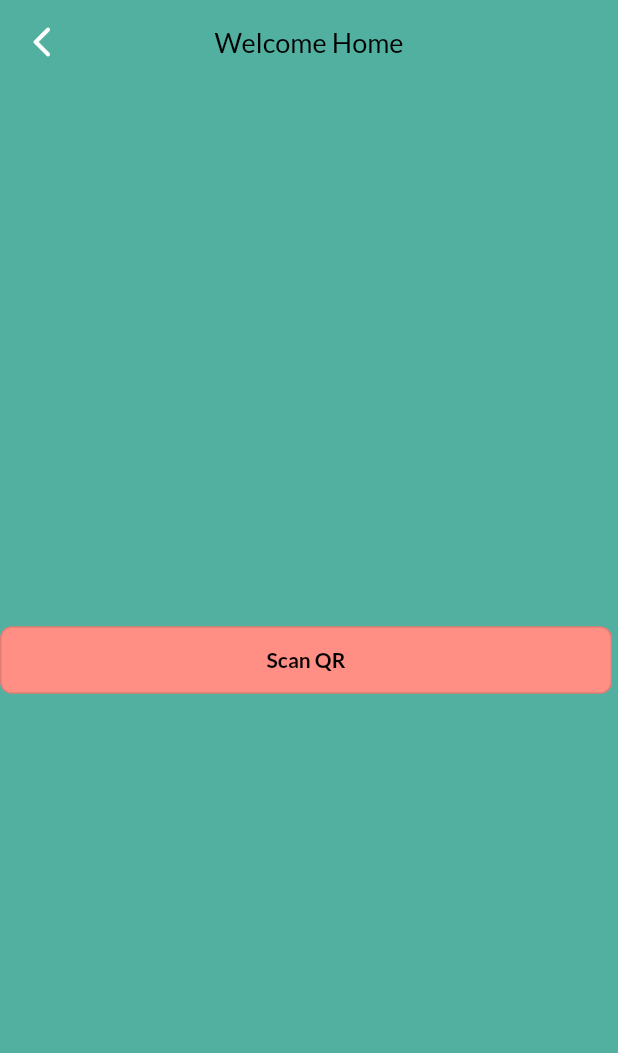
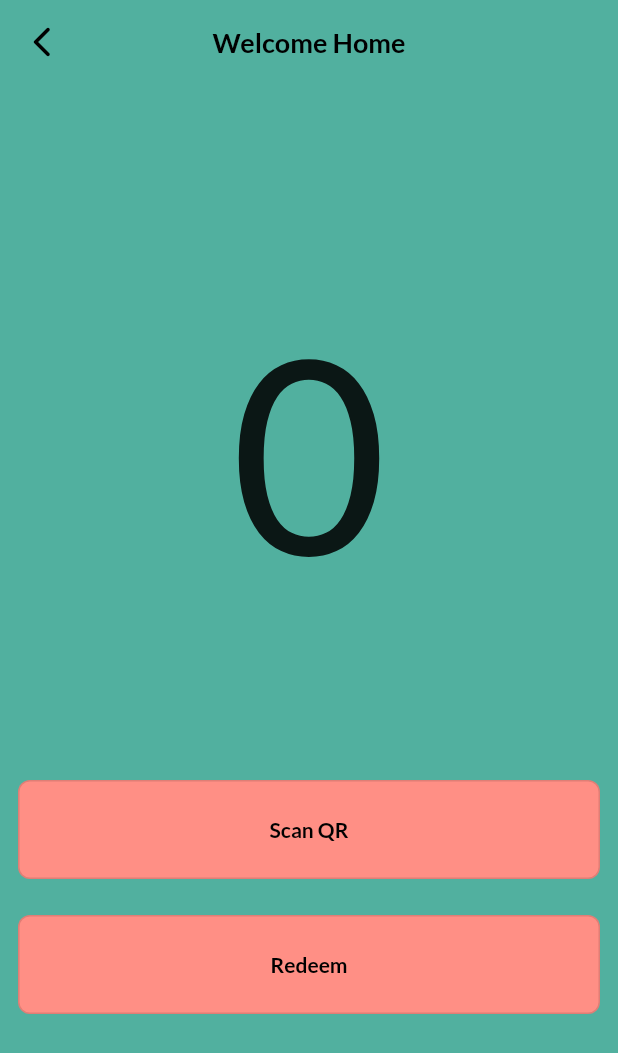
Before and after one commit to M-ahmad88/pak-ssaf, a Flutter app: the MainHomeScreen screen opened directly, on a phone screen of 412 x 824 dp. Shown: the top 1053 px of the screen. Run offline on Flutter 3.47's test engine with Material 2 defaults, Android fonts, the phone set to English and light mode, and no system bars; our stand-ins replace connectivity_plus, firebase_auth, firebase_core, firebase_database, flutter_phoenix, flutter_svg and 4 more; missing offline and left inert: assorted_layout_widgets, dart:ffi, flutter_foreground_task, flutter_keyboard_size, qr_code_scanner; accounts and stored records are empty.

Commit message:
counter added on main screen

```diff
--- a/lib/common/password_field_widget.dart
+++ b/lib/common/password_field_widget.dart
@@ -77,6 +77,7 @@ class _PasswordFieldWidgetState extends State<PasswordFieldWidget> {
                       _isHidden
                           ? Icons.visibility_off_outlined
                           : Icons.visibility_outlined,
+                      color: Colors.black,
                     ),
                     onPressed: () {
                       _togglePasswordView();
--- a/lib/common/scaffold_app_bar.dart
+++ b/lib/common/scaffold_app_bar.dart
@@ -7,15 +7,15 @@ AppBar scaffoldAppBar(BuildContext context, String heading,
       centerTitle: true,
       title: Text(heading,
           style:
-              const TextStyle(fontSize: 18, color: ThemeColor.textWhiteColor)),
+              const TextStyle(fontSize: 18, color: ThemeColor.textWhiteColor, fontWeight: FontWeight.bold)),
       backgroundColor: ThemeColor.secondaryColor,
       elevation: 0,
       leading: popUp ?  IconButton(
         onPressed: () {
           popUp ? Navigator.pop(context) : null;
         },
-        icon: const Icon(Icons.arrow_back_ios_new_rounded),
+        icon: const Icon(Icons.arrow_back_ios_new_rounded, color: Colors.black,),
       ) :
-          const Icon(Icons.arrow_back_ios_new_rounded)
+          const Icon(Icons.arrow_back_ios_new_rounded, color: Colors.black,)
   );
 }
--- a/lib/screens/login_screen/login_screen.dart
+++ b/lib/screens/login_screen/login_screen.dart
@@ -4,6 +4,7 @@ import 'package:flutter/cupertino.dart';
 import 'package:flutter/gestures.dart';
 import 'package:flutter/material.dart';
 import 'package:fluttertoast/fluttertoast.dart';
+import 'package:pak_saaf/common/AssistantMethods.dart';
 import 'package:pak_saaf/screens/main_bottom_nav/main_home_screen.dart';
 import '../../common/button_widget.dart';
 import '../../common/checkbox_widget.dart';
@@ -155,6 +156,7 @@ class _LoginScreenState extends State<LoginScreen> {
                       }),
                   ButtonWidgets.textButton(
                       text: Strings.forgot_password,
+
                       voidCallback: () {
                         Navigator.push(
                             context,
@@ -197,11 +199,11 @@ class _LoginScreenState extends State<LoginScreen> {
                           TextSpan(
                             text: Strings.dont_have_account,
                             style: TextViews
-                                .txtLatoRegular12textSecondaryColor1,
+                                .txtLatoRegular14Secondary,
                           ),
                           TextSpan(
                               text: Strings.sign_up,
-                              style: TextViews.txtLato12Primary,
+                              style: TextViews.txtLatoBold12Primary.copyWith(fontSize: 16),
                               recognizer: TapGestureRecognizer()
                                 ..onTap = () {
                                   Navigator.pushReplacement(
--- a/lib/screens/main_bottom_nav/main_home_screen.dart
+++ b/lib/screens/main_bottom_nav/main_home_screen.dart
@@ -1,6 +1,10 @@
+import 'package:firebase_auth/firebase_auth.dart';
+import 'package:firebase_database/firebase_database.dart';
 import 'package:flutter/material.dart';
 import 'package:pak_saaf/common/button_widget.dart';
 import 'package:pak_saaf/common/scaffold_app_bar.dart';
+import 'package:pak_saaf/models/userModel.dart';
+import 'package:pak_saaf/utils/global.dart';
 import '../../common/custom_animation.dart';
 import '../../../string_en.dart';
 import '../qr_scanner/qr_scan_screen.dart';
@@ -24,25 +28,49 @@ class _MainHomeScreenState extends State<MainHomeScreen> {
 
   @override
   Widget build(BuildContext context) {
+
+    /*var points = userModelCurrentInfo!.points;*/
     return Scaffold(
       appBar: scaffoldAppBar(context, Strings.welcome_home),
       resizeToAvoidBottomInset: true,
-      body: Center(
-        child: Column(
+      body: Column(
         mainAxisAlignment: MainAxisAlignment.center,
         children: [
 
-            SizedBox(height: 0.0),
-            ButtonWidgets.outlinedButton(
+
+          Text(result != null ? result!.code.toString() : "0",   style: TextStyle(fontSize: 180), ),
+
+         /* Text(userModelCurrentInfo!.points.toString(), style: TextStyle(fontSize: 180), ),*/
+
+          SizedBox(height: 100,),
+          Container(
+            height: 90,
+            child: Expanded(
+              child:   ButtonWidgets.outlinedButton(
                   radius: 8,
                   text: Strings.scan_me,
-                edgeInsets: const EdgeInsets.only(right: 4),
+                  edgeInsets: const EdgeInsets.all(12),
                   voidCallback: () {
                     Navigator.of(context).push(bottomToTop(QRScanScreen()));
                   }),
+            ),
+          ),
+          Container(
+            height: 90,
+            child: Expanded(
+              child:   ButtonWidgets.outlinedButton(
+                  radius: 8,
+                  text: Strings.redeem,
+                  edgeInsets: const EdgeInsets.all(12),
+                  voidCallback: () {
+                    Navigator.of(context).push(bottomToTop(QRScanScreen()));
+                  }),
+            ),
+          )
         ],
-        ),
       ),
     );
   }
+
+
 }
--- a/lib/screens/qr_scanner/qr_scan_screen.dart
+++ b/lib/screens/qr_scanner/qr_scan_screen.dart
@@ -2,6 +2,8 @@ import 'package:flutter/material.dart';
 import 'package:pak_saaf/common/scaffold_app_bar.dart';
 import 'package:pak_saaf/string_en.dart';
 import 'package:qr_code_scanner/qr_code_scanner.dart';
+
+import '../../utils/global.dart';
 
 class QRScanScreen extends StatefulWidget {
   @override
@@ -9,7 +11,7 @@ class QRScanScreen extends StatefulWidget {
 }
 
 class _QRScanScreenState extends State<QRScanScreen> {
-  Barcode? result;
+
   QRViewController? controller;
   final GlobalKey qrKey = GlobalKey(debugLabel: 'QR');
 
--- a/lib/string_en.dart
+++ b/lib/string_en.dart
@@ -93,6 +93,7 @@ class Strings {
   static String premission_required="premission_required";
 
   static var scan_me= "Scan QR";
+  static var redeem = "Redeem";
 
   static var welcome_home="Welcome Home";
 
--- a/lib/utils/global.dart
+++ b/lib/utils/global.dart
@@ -1,4 +1,9 @@
 import 'package:firebase_auth/firebase_auth.dart';
+import 'package:qr_code_scanner/qr_code_scanner.dart';
+
+import '../models/userModel.dart';
 
 final FirebaseAuth fAuth = FirebaseAuth.instance;
 User? currentFirebaseUser;
+UserModel? userModelCurrentInfo;
+Barcode? result ;
```
Also changed, not shown: lib/common/AssistantMethods.dart (added, +24 -0 lines), lib/models/userModel.dart (added, +11 -0 lines). Lines whose indentation alone changed are shown as unchanged.
